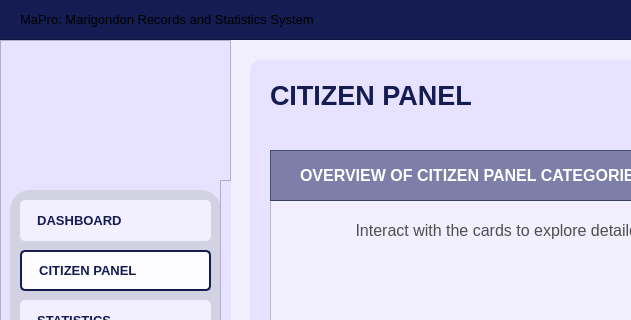
First picture: the form in Resources/UIs/MainPages/citizenpanel.ui, repository Yohhannn/Barangay-Records-Statistics-System, before the edit; both pictures show x 0 to 631 and y 0 to 320 of the 1350 by 850 pixel window.
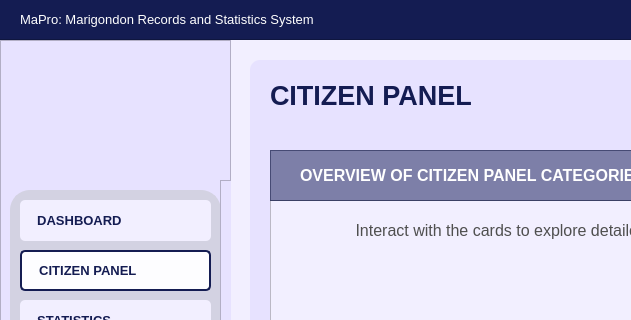
Second picture: the form after the edit. Icons and pictures are not drawn.

Diff of the .ui file:
```diff
--- a/Resources/UIs/MainPages/citizenpanel.ui
+++ b/Resources/UIs/MainPages/citizenpanel.ui
@@ -775,7 +775,7 @@
     <property name="styleSheet">
      <string notr="true">#app_title {
 	background-color: transparent;
-	color: #white;
+	color: #FFFFFF;
 }
 </string>
     </property>
```
